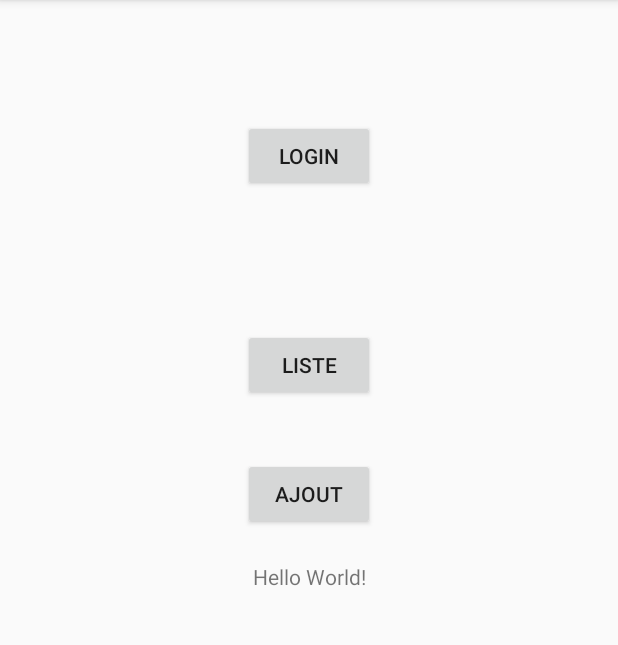
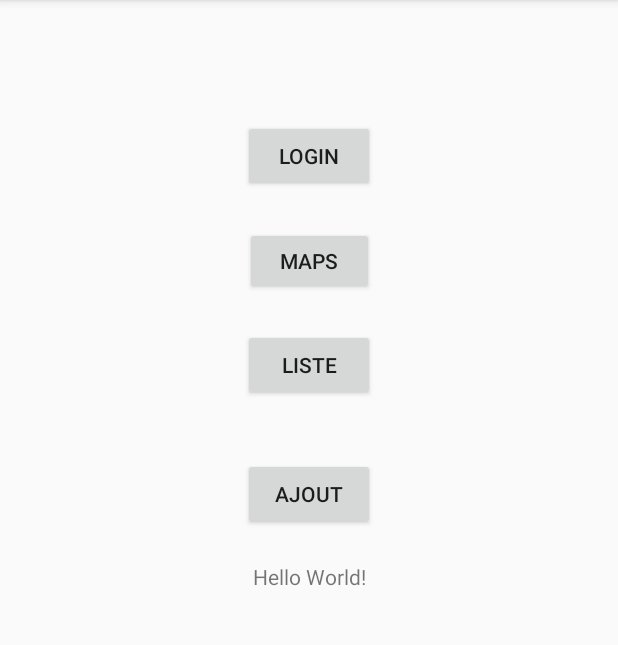
Before and after one commit to thomas-miceli/flotte-bateaux, an Android app: the screen it shows after launch (MainActivity), on a phone screen of 412 x 824 dp, the part 84-729 px from its top. Run offline under Robolectric (Android 15) with nearby library versions, the phone set to English and light mode, and no system bars.

Commit message:
Ajout bouton pour accéder à Boat_maps

```diff
--- a/app/src/main/java/ovh/tomus/iut/flotte/Activities/MainActivity.kt
+++ b/app/src/main/java/ovh/tomus/iut/flotte/Activities/MainActivity.kt
@@ -25,6 +25,9 @@ class MainActivity : AppCompatActivity() {
             R.id.btnThree -> {
                 game = Intent(this, AddBoatActivity::class.java)
             }
+            R.id.btnFour -> {
+                game = Intent(this, Boats_map::class.java)
+            }
         }
         startActivity(game)
 
--- a/app/src/main/res/layout/activity_main.xml
+++ b/app/src/main/res/layout/activity_main.xml
@@ -43,5 +43,13 @@
         app:layout_constraintStart_toStartOf="parent" android:layout_marginStart="161dp"
         app:layout_constraintEnd_toEndOf="parent" android:layout_marginEnd="162dp" android:layout_marginBottom="19dp"
         app:layout_constraintBottom_toTopOf="@+id/textView" android:onClick="click"/>
+    <Button
+            android:text="Maps"
+            android:layout_width="86dp"
+            android:layout_height="45dp"
+            android:id="@+id/btnFour" app:layout_constraintStart_toStartOf="parent" android:layout_marginStart="149dp"
+            app:layout_constraintEnd_toEndOf="parent" android:layout_marginEnd="149dp" android:layout_marginTop="7dp"
+            app:layout_constraintTop_toBottomOf="@+id/btnOne" android:layout_marginBottom="7dp"
+            app:layout_constraintBottom_toTopOf="@+id/btnTwo"/>
 
 </android.support.constraint.ConstraintLayout>
```
